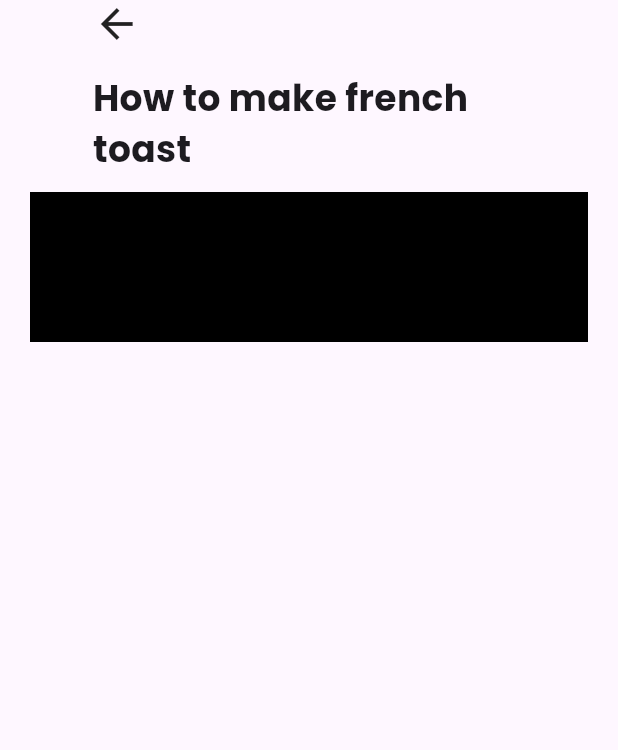
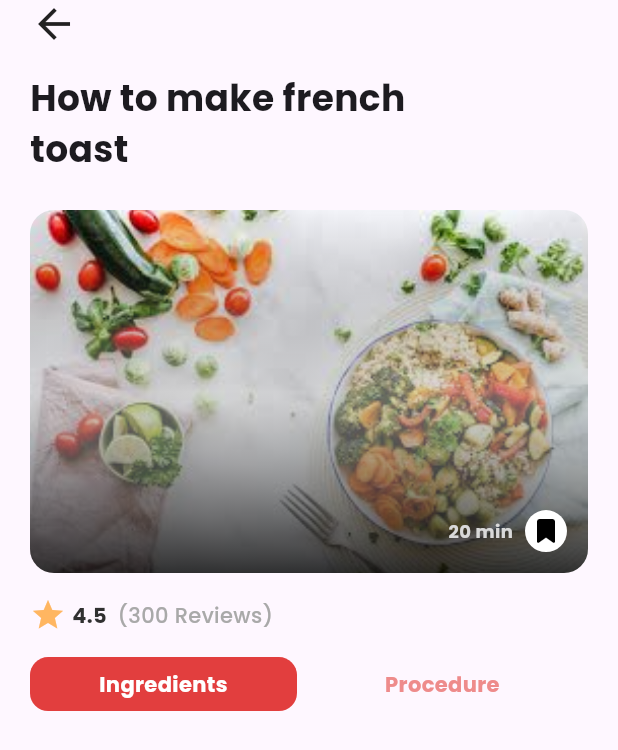
Before and after one commit to HazemAhmed677/reciply-app, a Flutter app: the RecipeInfoNody screen opened directly, on a phone screen of 412 x 824 dp. Shown: the top 750 px of the screen. Run offline on Flutter 3.47's test engine with Material 3 defaults, Android fonts, the phone set to English and light mode, and no system bars; our stand-ins replace curved_navigation_bar, device_preview, flutter_svg, font_awesome_flutter, go_router.

Commit message:
complete top of item info

```diff
--- a/lib/features/home/presentation/views/widgets/popular_category_list_view.dart
+++ b/lib/features/home/presentation/views/widgets/popular_category_list_view.dart
@@ -27,6 +27,7 @@ class _PopularCategoryListViewState extends State<PopularCategoryListView> {
               },
               child: PupularCategoryCard(
                 isActive: (currentIndex == index),
+                text: 'Noodle',
               ),
             ),
           ),
--- a/lib/features/home/presentation/views/widgets/pupular_category_card.dart
+++ b/lib/features/home/presentation/views/widgets/pupular_category_card.dart
@@ -6,8 +6,10 @@ class PupularCategoryCard extends StatelessWidget {
   const PupularCategoryCard({
     super.key,
     required this.isActive,
+    required this.text,
   });
   final bool isActive;
+  final String text;
   @override
   Widget build(BuildContext context) {
     return Padding(
@@ -25,12 +27,11 @@ class PupularCategoryCard extends StatelessWidget {
             horizontal: 14,
             vertical: 8,
           ),
-          child: Text(
-            'Noodle',
-            style: AppStyles.semiBold14(context).copyWith(
-              color: (isActive) ? AppColors.white : AppColors.eeColor,
-            ),
-          ),
+          child: Text(text,
+              textAlign: TextAlign.center,
+              style: AppStyles.semiBold14(context).copyWith(
+                color: (isActive) ? AppColors.white : AppColors.eeColor,
+              )),
         ),
       ),
     );
--- a/lib/features/home/presentation/views/widgets/recipe_info_body.dart
+++ b/lib/features/home/presentation/views/widgets/recipe_info_body.dart
@@ -1,23 +1,95 @@
 import 'package:flutter/material.dart';
+import 'package:reciply/core/utils/app_colors.dart';
+import 'package:reciply/core/utils/app_styles.dart';
+import 'package:reciply/features/home/presentation/views/widgets/pupular_category_card.dart';
 import 'package:reciply/features/home/presentation/views/widgets/title_of_info_view.dart';
+import 'package:reciply/features/saved/presentation/views/widgets/saved_item.dart';
 
-class RecipeInfoNody extends StatelessWidget {
+class RecipeInfoNody extends StatefulWidget {
   const RecipeInfoNody({super.key});
 
+  @override
+  State<RecipeInfoNody> createState() => _RecipeInfoNodyState();
+}
+
+class _RecipeInfoNodyState extends State<RecipeInfoNody> {
+  int currentIndex = 0;
   @override
   Widget build(BuildContext context) {
     return Scaffold(
       body: Padding(
         padding: const EdgeInsets.symmetric(horizontal: 20.0),
         child: Column(
+          crossAxisAlignment: CrossAxisAlignment.start,
           children: [
             const TitleOfInfoView(),
-            Center(
-              child: Container(
-                height: 100,
-                color: Colors.black,
-              ),
+            const SizedBox(
+              height: 12,
             ),
+            const SavedItem(
+              flag: true,
+              aspectRatio: 335 / 218,
+            ),
+            const SizedBox(
+              height: 16,
+            ),
+            Row(
+              children: [
+                const Icon(
+                  Icons.star,
+                  color: Color(0xffFFB661),
+                ),
+                const SizedBox(
+                  width: 4,
+                ),
+                Text(
+                  '4.5',
+                  style: AppStyles.semiBold14(context).copyWith(
+                    color: AppColors.n30Color,
+                  ),
+                ),
+                const SizedBox(
+                  width: 7,
+                ),
+                Text(
+                  '(300 Reviews)',
+                  style: AppStyles.regular14(context).copyWith(
+                    color: AppColors.a9Color,
+                  ),
+                ),
+              ],
+            ),
+            const SizedBox(
+              height: 16,
+            ),
+            Row(
+              children: [
+                Expanded(
+                  child: GestureDetector(
+                    onTap: () {
+                      currentIndex = 0;
+                      setState(() {});
+                    },
+                    child: PupularCategoryCard(
+                      isActive: currentIndex == 0,
+                      text: 'Ingredients',
+                    ),
+                  ),
+                ),
+                Expanded(
+                  child: GestureDetector(
+                    onTap: () {
+                      currentIndex = 1;
+                      setState(() {});
+                    },
+                    child: PupularCategoryCard(
+                      isActive: currentIndex == 1,
+                      text: 'Procedure',
+                    ),
+                  ),
+                )
+              ],
+            )
           ],
         ),
       ),
--- a/lib/features/saved/presentation/views/widgets/saved_item.dart
+++ b/lib/features/saved/presentation/views/widgets/saved_item.dart
@@ -7,8 +7,11 @@ import 'package:reciply/core/utils/app_styles.dart';
 class SavedItem extends StatefulWidget {
   const SavedItem({
     super.key,
+    this.flag,
+    required this.aspectRatio,
   });
-
+  final bool? flag;
+  final double aspectRatio;
   @override
   State<SavedItem> createState() => _SavedItemState();
 }
@@ -18,10 +21,10 @@ class _SavedItemState extends State<SavedItem> {
   @override
   Widget build(BuildContext context) {
     return AspectRatio(
-      aspectRatio: 315 / 178,
+      aspectRatio: widget.aspectRatio,
       child: Padding(
-        padding: const EdgeInsets.only(
-          bottom: 16.0,
+        padding: EdgeInsets.only(
+          bottom: (widget.flag == null) ? 16.0 : 0,
         ),
         child: Stack(
           alignment: Alignment.bottomCenter,
@@ -64,12 +67,14 @@ class _SavedItemState extends State<SavedItem> {
               child: Row(
                 mainAxisAlignment: MainAxisAlignment.center,
                 children: [
-                  Text(
-                    'Traditional spare ribs baked',
-                    style: AppStyles.semiBold14(context).copyWith(
-                      color: AppColors.white,
-                    ),
-                  ),
+                  (widget.flag == null)
+                      ? Text(
+                          'Traditional spare ribs baked',
+                          style: AppStyles.semiBold14(context).copyWith(
+                            color: AppColors.white,
+                          ),
+                        )
+                      : const Text(''),
                   const Spacer(),
                   Text(
                     '20 min',
--- a/lib/features/saved/presentation/views/widgets/saved_view_body.dart
+++ b/lib/features/saved/presentation/views/widgets/saved_view_body.dart
@@ -34,7 +34,9 @@ class SavedViewBody extends StatelessWidget {
           padding: const EdgeInsets.symmetric(horizontal: 20),
           sliver: SliverList(
             delegate: SliverChildBuilderDelegate(
-                (context, index) => const SavedItem(),
+                (context, index) => const SavedItem(
+                      aspectRatio: 315 / 178,
+                    ),
                 childCount: 8),
           ),
         ),
```
